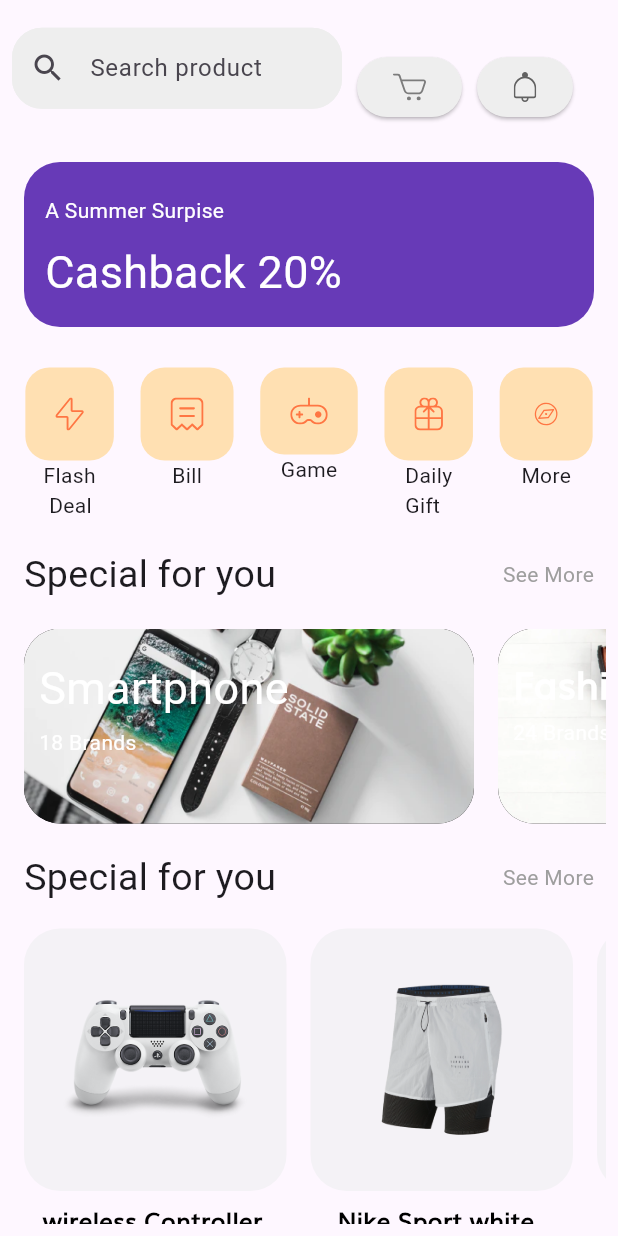
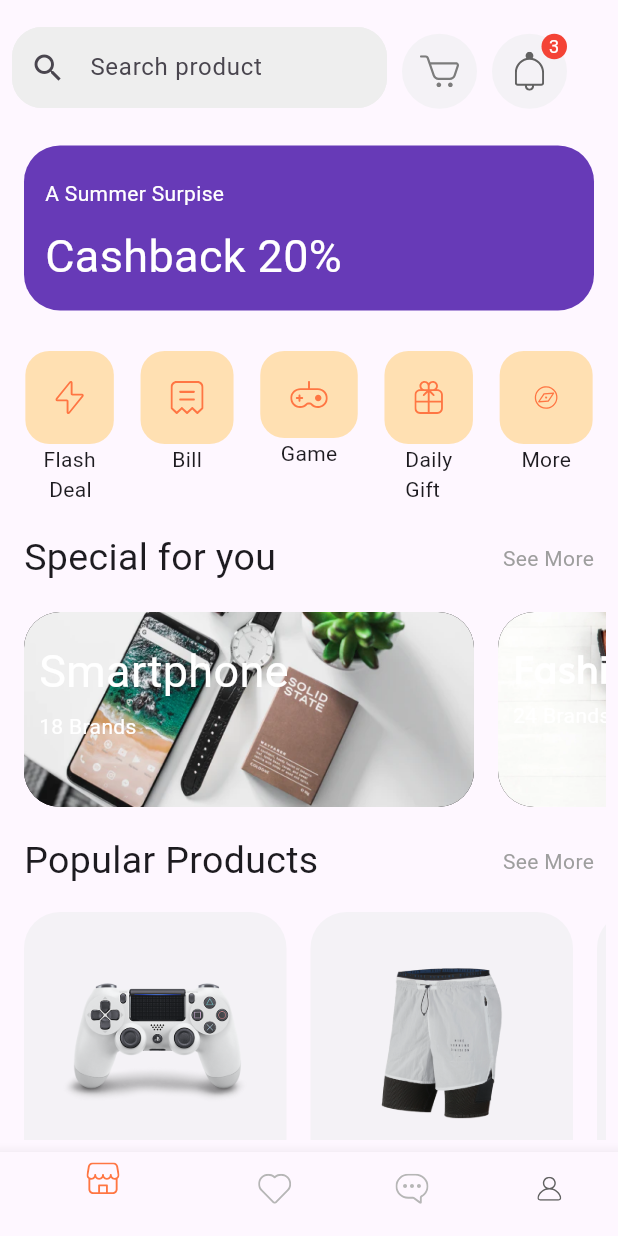
Before and after one commit to ahmadkarazou/ecommars_app, a Flutter app: the HomePageScreen screen opened directly, on a phone screen of 412 x 824 dp. Run offline on Flutter 3.47's test engine with Material 2 defaults, Android fonts, the phone set to English and light mode, and no system bars; our stand-ins replace flutter_svg, smooth_page_indicator.

Commit message:
comblet home Screen

```diff
--- a/lib/Screens/home_page_screen.dart
+++ b/lib/Screens/home_page_screen.dart
@@ -13,19 +13,32 @@ class _HomePageScreenState extends State<HomePageScreen> {
   Widget build(BuildContext context) {
     return SafeArea(
       child: Scaffold(
+        bottomNavigationBar: BottomNavigationBar(
+          items: [
+            BottomNavigationBarItem(
+                icon: SvgPicture.asset('assets/icons/Shop Icon.svg'),
+                label: ''),
+            BottomNavigationBarItem(
+                icon: SvgPicture.asset('assets/icons/Heart Icon.svg'),
+                label: ''),
+            BottomNavigationBarItem(
+                icon: SvgPicture.asset('assets/icons/Chat bubble Icon.svg'),
+                label: ''),
+            BottomNavigationBarItem(
+                icon: SvgPicture.asset('assets/icons/User.svg'), label: ''),
+          ],
+        ),
         body: Padding(
           padding: const EdgeInsets.all(8.0),
           child: SingleChildScrollView(
             child: Column(
               children: [
                 const SizedBox(height: 10),
-                Container(
-                  height: 80,
-                  child: Row(
+                Row(
                   crossAxisAlignment: CrossAxisAlignment.center,
                   children: [
                     SizedBox(
-                        width: 220,
+                      width: 250,
                       child: TextField(
                         decoration: InputDecoration(
                           counter: const Text(''),
@@ -39,34 +52,56 @@ class _HomePageScreenState extends State<HomePageScreen> {
                               borderRadius: const BorderRadius.all(
                                 Radius.circular(20),
                               ),
-                                borderSide:
-                                    BorderSide(color: Colors.grey[200]!)),
+                              borderSide: BorderSide(color: Colors.grey[200]!)),
                         ),
                       ),
                     ),
                     const SizedBox(width: 10),
-                      ElevatedButton(
-                        onPressed: () {},
-                        style: ButtonStyle(
-                            backgroundColor:
-                                MaterialStatePropertyAll(Colors.grey[200])),
-                        child: SizedBox(
-                            child:
-                                SvgPicture.asset('assets/icons/Cart Icon.svg')),
+                    Container(
+                      padding: EdgeInsets.all(12),
+                      margin: EdgeInsets.only(bottom: 20),
+                      decoration: BoxDecoration(
+                        borderRadius: BorderRadius.circular(50),
+                        color: Color.fromRGBO(234, 237, 237, .5),
+                      ),
+                      width: 50,
+                      height: 50,
+                      child: SvgPicture.asset('assets/icons/Cart Icon.svg'),
                     ),
                     const SizedBox(width: 10),
-                      ElevatedButton(
-                        onPressed: () {},
-                        style: ButtonStyle(
-                            backgroundColor:
-                                MaterialStatePropertyAll(Colors.grey[200])),
-                        child: SizedBox(
-                            child: SvgPicture.asset('assets/icons/Bell.svg')),
+                    Stack(
+                      children: [
+                        Container(
+                          padding: EdgeInsets.all(12),
+                          margin: EdgeInsets.only(bottom: 20),
+                          decoration: BoxDecoration(
+                            borderRadius: BorderRadius.circular(50),
+                            color: Color.fromRGBO(234, 237, 237, .5),
+                          ),
+                          width: 50,
+                          height: 50,
+                          child: SvgPicture.asset('assets/icons/Bell.svg'),
+                        ),
+                        Positioned(
+                            left:33,
+                            child: Container(
+                              width: 17,
+                              height: 17,
+                              decoration: BoxDecoration(
+                                borderRadius: BorderRadius.circular(20),
+                                color: Colors.red,
+                              ),
+                              child: Text(
+                                '3',
+                                textAlign: TextAlign.center,
+                                style: TextStyle(
+                                    color: Colors.white, fontSize: 12),
+                              ),
+                            ))
+                      ],
                     ),
                   ],
                 ),
-                ),
-                const SizedBox(height: 10),
                 Stack(
                   children: [
                     Container(
@@ -191,9 +226,9 @@ class _HomePageScreenState extends State<HomePageScreen> {
                   ],
                 ),
                 const SizedBox(height: 10),
-                Padding(
-                  padding: const EdgeInsets.all(8.0),
-                  child: const Row(
+                const Padding(
+                  padding: EdgeInsets.all(8.0),
+                  child: Row(
                     mainAxisAlignment: MainAxisAlignment.spaceBetween,
                     children: [
                       Text(
@@ -304,13 +339,13 @@ class _HomePageScreenState extends State<HomePageScreen> {
                   ),
                 ),
                 const SizedBox(height: 10),
-                Padding(
-                  padding: const EdgeInsets.all(8.0),
-                  child: const Row(
+                const Padding(
+                  padding: EdgeInsets.all(8.0),
+                  child: Row(
                     mainAxisAlignment: MainAxisAlignment.spaceBetween,
                     children: [
                       Text(
-                        'Special for you',
+                        'Popular Products',
                         style: TextStyle(fontSize: 25),
                       ),
                       Text(
@@ -330,7 +365,7 @@ class _HomePageScreenState extends State<HomePageScreen> {
                             padding: const EdgeInsets.all(8.0),
                             child: Container(
                               decoration: const BoxDecoration(
-                                color: Color.fromRGBO(234, 237, 237,.5),
+                                color: Color.fromRGBO(234, 237, 237, .5),
                                 borderRadius: BorderRadius.all(
                                   Radius.circular(24),
                                 ),
@@ -405,7 +440,7 @@ class _HomePageScreenState extends State<HomePageScreen> {
                             padding: const EdgeInsets.all(8.0),
                             child: Container(
                               decoration: const BoxDecoration(
-                                color: Color.fromRGBO(234, 237, 237,.5),
+                                color: Color.fromRGBO(234, 237, 237, .5),
                                 borderRadius: BorderRadius.all(
                                   Radius.circular(24),
                                 ),
@@ -464,7 +499,6 @@ class _HomePageScreenState extends State<HomePageScreen> {
                                       backgroundColor: Colors.grey[100],
                                       child: SvgPicture.asset(
                                         'assets/icons/Heart Icon_2.svg',
-
                                       ),
                                     )
                                   ],
@@ -480,7 +514,7 @@ class _HomePageScreenState extends State<HomePageScreen> {
                             padding: const EdgeInsets.all(8.0),
                             child: Container(
                               decoration: const BoxDecoration(
-                                color: Color.fromRGBO(234, 237, 237,.5),
+                                color: Color.fromRGBO(234, 237, 237, .5),
                                 borderRadius: BorderRadius.all(
                                   Radius.circular(24),
                                 ),
@@ -503,7 +537,7 @@ class _HomePageScreenState extends State<HomePageScreen> {
                             crossAxisAlignment: CrossAxisAlignment.start,
                             children: [
                               Text(
-                                'Nike Sport white',
+                                'Glove',
                                 style: TextStyle(
                                   color: Colors.black,
                                   fontFamily: 'Muli',
@@ -513,7 +547,7 @@ class _HomePageScreenState extends State<HomePageScreen> {
                               ),
                               SizedBox(height: 5),
                               Text(
-                                'Man Pant',
+                                'Polyg',
                                 style: TextStyle(
                                   color: Colors.black,
                                   fontFamily: 'Muli',
@@ -526,7 +560,7 @@ class _HomePageScreenState extends State<HomePageScreen> {
                                 child: Row(
                                   children: [
                                     Text(
-                                      '\$50.5',
+                                      '\$36.5',
                                       style: TextStyle(
                                         color: Colors.orange,
                                         fontFamily: 'Muli',
@@ -539,7 +573,6 @@ class _HomePageScreenState extends State<HomePageScreen> {
                                       backgroundColor: Colors.grey[100],
                                       child: SvgPicture.asset(
                                         'assets/icons/Heart Icon_2.svg',
-
                                       ),
                                     )
                                   ],
```
Lines whose indentation alone changed are shown as unchanged.
